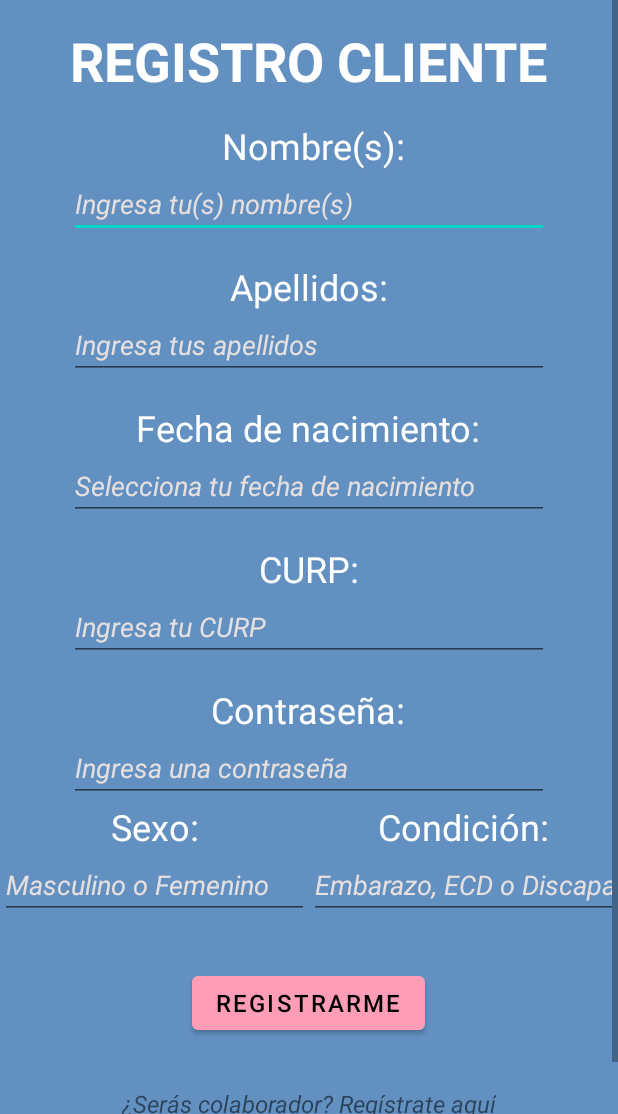
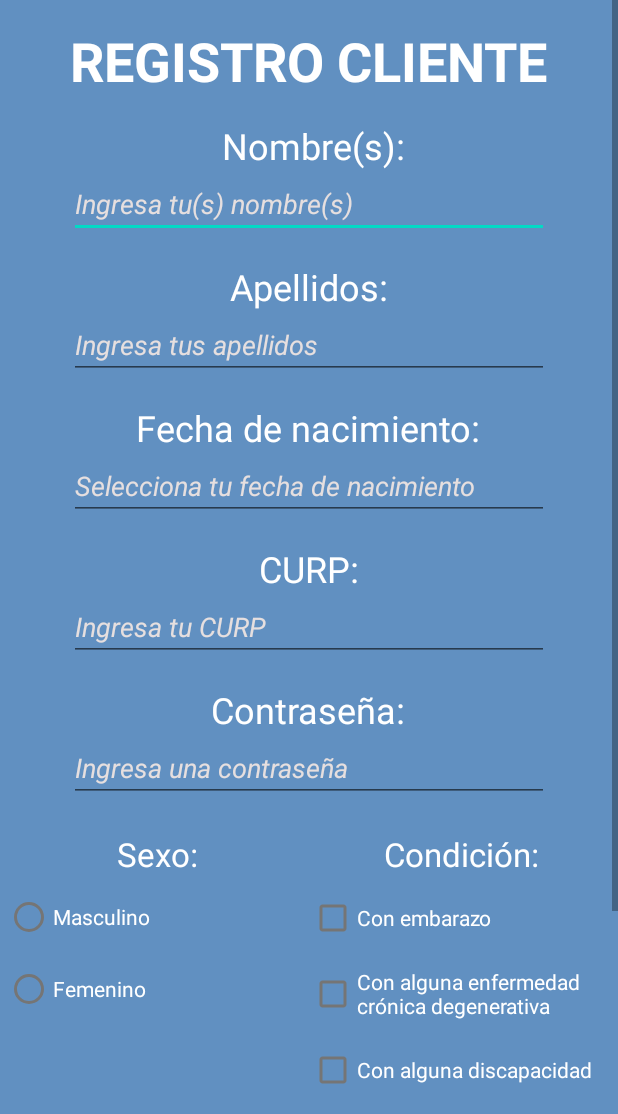
Before and after one commit to BenjaminCruz-A01747811/AppComedoresDIFAtizapan, an Android app: the fragment RegistroClienteFragment shown on its own in the app's theme, on a phone screen of 412 x 824 dp, the part 122-1236 px from its top. Run offline under Robolectric (Android 15) with nearby library versions, the phone set to English and light mode, and no system bars; our stand-ins replace Firebase (no records; nobody signed in at launch, a user with empty details on screens opened directly); 2 statements that could not run were skipped.

Commit message:
Cambios a la interfaz de Registro Cliente

```diff
--- a/app/src/main/java/mx/tec/bacc/appcomedoresdifatizapan/ui/interfaces/cliente/InicioClienteFragment.kt
+++ b/app/src/main/java/mx/tec/bacc/appcomedoresdifatizapan/ui/interfaces/cliente/InicioClienteFragment.kt
@@ -1,16 +1,23 @@
 package mx.tec.bacc.appcomedoresdifatizapan.ui.interfaces.cliente
 
+import android.content.Intent
 import android.os.Bundle
 import android.view.LayoutInflater
 import android.view.View
 import android.view.ViewGroup
 import android.widget.Button
+import android.widget.TextView
 import androidx.fragment.app.Fragment
+import androidx.navigation.Navigation.findNavController
+import androidx.navigation.fragment.findNavController
 import com.google.firebase.auth.FirebaseAuth
 import com.google.firebase.firestore.FirebaseFirestore
 import kotlinx.coroutines.runBlocking
 import kotlinx.coroutines.tasks.await
+import mx.tec.bacc.appcomedoresdifatizapan.R
 import mx.tec.bacc.appcomedoresdifatizapan.databinding.FragmentInicioClienteBinding
+import mx.tec.bacc.appcomedoresdifatizapan.databinding.FragmentRegistroClienteBinding
+import mx.tec.bacc.appcomedoresdifatizapan.databinding.FragmentRegistroColaboradorBinding
 import mx.tec.bacc.appcomedoresdifatizapan.ui.interfaces.cliente.Usuario
 
 class InicioClienteFragment: Fragment() {
@@ -81,6 +88,8 @@
         val etCurp = binding.edtCurp
         val etContra = binding.edtContra
         val bnIngreso: Button = binding.btnIngresar1
+        // Obtener el TextView
+        val tvRegCliente = binding.tvRegCliente
 
         bnIngreso.setOnClickListener {
             val curpString = etCurp.text.toString().trim()
@@ -107,6 +116,10 @@
                 }
         }
 
+        // Cambiar a Registro Cliente
+        tvRegCliente.setOnClickListener {
+            findNavController().navigate(R.id.nav_int_registro_cliente)
+        }
 
         return root
     }
--- a/app/src/main/res/layout/fragment_inicio_app.xml
+++ b/app/src/main/res/layout/fragment_inicio_app.xml
@@ -4,7 +4,8 @@
     xmlns:tools="http://schemas.android.com/tools"
     android:layout_width="match_parent"
     android:layout_height="match_parent"
-    android:background="@color/blue">
+    android:background="@color/blue"
+    android:theme="@style/Theme.AppComedoresDIFAtizapan.NoActionBar">
 
     <LinearLayout
         android:layout_width="match_parent"
@@ -44,7 +45,8 @@
             android:layout_marginTop="150dp"
             android:layout_marginBottom="4dp"
             android:background="@drawable/button_blue"
-            android:text="Cliente"/>
+            android:text="Cliente"
+            tools:ignore="HardcodedText,TextContrastCheck" />
 
         <Button
             android:id="@+id/btnColab"
@@ -53,7 +55,8 @@
             android:layout_gravity="center_horizontal"
             android:layout_marginTop="4dp"
             android:background="@drawable/button_purple"
-            android:text="Colaborador"/>
+            android:text="Colaborador"
+            tools:ignore="HardcodedText,TextContrastCheck" />
 
     </LinearLayout>
 </androidx.constraintlayout.widget.ConstraintLayout>
--- a/app/src/main/res/layout/fragment_inicio_cliente.xml
+++ b/app/src/main/res/layout/fragment_inicio_cliente.xml
@@ -5,7 +5,11 @@
     android:layout_width="match_parent"
     android:layout_height="match_parent"
     android:background="@color/blue"
-    >
+    android:theme="@style/Theme.AppComedoresDIFAtizapan.NoActionBar">
+
+    <ScrollView
+        android:layout_width="match_parent"
+        android:layout_height="match_parent">
 
         <LinearLayout
             android:layout_width="match_parent"
@@ -129,18 +133,26 @@
                 tools:ignore="HardcodedText" />
 
             <TextView
-            android:id="@+id/tvISColab"
+                android:id="@+id/tvRegCliente"
                 android:layout_width="wrap_content"
                 android:layout_height="wrap_content"
                 android:layout_gravity="center_horizontal"
                 android:layout_marginTop="56dp"
-            android:text="@string/colaborador"
+                android:text="¿Eres nuev@? Regístrate aquí."
+                android:clickable="true"
+                android:focusable="true"
+                android:onClick="ir_reg_cliente"
                 android:textSize="16sp"
                 android:textStyle="italic"
+                android:layout_marginBottom="32dp"
                 app:layout_constraintEnd_toEndOf="parent"
                 app:layout_constraintStart_toStartOf="parent"
                 app:layout_constraintTop_toBottomOf="@+id/button3"
                 tools:ignore="TextContrastCheck" />
 
         </LinearLayout>
+
+    </ScrollView>
+
+
 </androidx.coordinatorlayout.widget.CoordinatorLayout>
--- a/app/src/main/res/layout/fragment_inicio_colaborador.xml
+++ b/app/src/main/res/layout/fragment_inicio_colaborador.xml
@@ -5,6 +5,10 @@
     android:layout_width="match_parent"
     android:layout_height="match_parent"
     android:background="@color/blue_colab">
+
+    <ScrollView
+        android:layout_width="match_parent"
+        android:layout_height="match_parent">
 
         <LinearLayout
             android:layout_width="match_parent"
@@ -138,10 +142,14 @@
                 android:textSize="16sp"
                 android:textStyle="italic"
                 android:clickable="true"
-            android:onClick="Ir_al_registro"
+                android:onClick="Ir_reg_Colab"
+                android:layout_marginBottom="32dp"
                 app:layout_constraintEnd_toEndOf="parent"
                 app:layout_constraintStart_toStartOf="parent"
                 app:layout_constraintTop_toBottomOf="@+id/button3"/>
 
         </LinearLayout>
+
+    </ScrollView>
+
 </androidx.coordinatorlayout.widget.CoordinatorLayout>
--- a/app/src/main/res/layout/fragment_registro_cliente.xml
+++ b/app/src/main/res/layout/fragment_registro_cliente.xml
@@ -5,8 +5,7 @@
     xmlns:tools="http://schemas.android.com/tools"
     android:layout_width="match_parent"
     android:layout_height="match_parent"
-    android:background="@color/blue"
-    tools:context=".ui.qr.interfaces.RegistroClienteFragment">
+    android:background="@color/blue">
 
     <ScrollView
         android:layout_width="match_parent"
@@ -164,15 +163,13 @@
 
             <LinearLayout
                 android:id="@+id/linearLayout"
-                android:layout_width="match_parent"
-                android:layout_height="wrap_content"
-                android:baselineAligned="false"
-                android:orientation="horizontal"
-                tools:ignore="TextSizeCheck">
+                android:layout_width="405dp"
+                android:layout_height="204dp"
+                android:orientation="horizontal">
 
                 <LinearLayout
                     android:layout_width="match_parent"
-                    android:layout_height="wrap_content"
+                    android:layout_height="match_parent"
                     android:layout_weight="1"
                     android:orientation="vertical">
 
@@ -180,34 +177,39 @@
                         android:id="@+id/textView23"
                         android:layout_width="match_parent"
                         android:layout_height="wrap_content"
-                        android:layout_gravity="center_horizontal"
-                        android:layout_marginTop="0dp"
+                        android:layout_marginTop="20dp"
                         android:layout_weight="1"
                         android:text="Sexo:"
                         android:textAlignment="center"
                         android:textColor="#FFFFFF"
-                        android:textSize="24sp"
-                        tools:ignore="HardcodedText,NestedWeights" />
+                        android:textSize="22sp" />
 
-                    <EditText
-                        android:id="@+id/sexoET"
-                        android:layout_width="wrap_content"
-                        android:layout_height="wrap_content"
-                        android:ems="15"
-                        android:hint="Masculino o Femenino"
-                        android:importantForAutofill="no"
-                        android:inputType="text"
-                        android:textColorHint="@color/white2"
-                        android:textStyle="italic"
-                        tools:ignore="HardcodedText,TextContrastCheck,TouchTargetSizeCheck" />
+                    <RadioGroup
+                        android:layout_width="match_parent"
+                        android:layout_height="148dp"
+                        android:layout_weight="1">
 
+                        <RadioButton
+                            android:id="@+id/radioButton"
+                            android:layout_width="match_parent"
+                            android:layout_height="wrap_content"
+                            android:text="Masculino"
+                            android:textColor="@color/white"/>
+
+                        <RadioButton
+                            android:id="@+id/radioButton2"
+                            android:layout_width="match_parent"
+                            android:layout_height="wrap_content"
+                            android:text="Femenino"
+                            android:textColor="@color/white"/>
+                    </RadioGroup>
 
                 </LinearLayout>
 
                 <LinearLayout
                     android:layout_width="match_parent"
-                    android:layout_height="wrap_content"
-                    android:layout_marginTop="00dp"
+                    android:layout_height="match_parent"
+                    android:layout_marginTop="20dp"
                     android:layout_weight="1"
                     android:orientation="vertical">
 
@@ -215,25 +217,35 @@
                         android:id="@+id/textView24"
                         android:layout_width="match_parent"
                         android:layout_height="wrap_content"
-                        android:layout_marginTop="0dp"
                         android:layout_weight="1"
                         android:text="Condición:"
                         android:textAlignment="center"
                         android:textColor="#FFFFFF"
-                        android:textSize="24sp"
-                        tools:ignore="HardcodedText,NestedWeights" />
+                        android:textSize="22sp" />
 
-                    <EditText
-                        android:id="@+id/condicionET"
-                        android:layout_width="wrap_content"
+                    <CheckBox
+                        android:id="@+id/checkBox11"
+                        android:layout_width="match_parent"
                         android:layout_height="wrap_content"
-                        android:ems="15"
-                        android:hint="Embarazo, ECD o Discapacidad"
-                        android:importantForAutofill="no"
-                        android:inputType="text"
-                        android:textColorHint="@color/white2"
-                        android:textStyle="italic"
-                        tools:ignore="HardcodedText,TextContrastCheck,TouchTargetSizeCheck" />
+                        android:layout_weight="1"
+                        android:text="Con embarazo"
+                        android:textColor="@color/white"/>
+
+                    <CheckBox
+                        android:id="@+id/checkBox13"
+                        android:layout_width="match_parent"
+                        android:layout_height="wrap_content"
+                        android:layout_weight="1"
+                        android:text="Con alguna enfermedad crónica degenerativa"
+                        android:textColor="@color/white"/>
+
+                    <CheckBox
+                        android:id="@+id/checkBox12"
+                        android:layout_width="match_parent"
+                        android:layout_height="wrap_content"
+                        android:layout_weight="1"
+                        android:text="Con alguna discapacidad"
+                        android:textColor="@color/white"/>
                 </LinearLayout>
 
             </LinearLayout>
@@ -260,7 +272,7 @@
                 android:layout_height="wrap_content"
                 android:layout_gravity="center_horizontal"
                 android:layout_marginBottom="32dp"
-                android:text="@string/colaborador2"
+                android:text="¿Ya tienes una cuenta? Inicia sesión aquí"
                 android:textSize="16sp"
                 android:textStyle="italic"
                 app:layout_constraintEnd_toEndOf="parent"
--- a/app/src/main/res/navigation/mobile_navigation.xml
+++ b/app/src/main/res/navigation/mobile_navigation.xml
@@ -3,13 +3,15 @@
     xmlns:app="http://schemas.android.com/apk/res-auto"
     xmlns:tools="http://schemas.android.com/tools"
     android:id="@+id/navegacion_mobil"
-    app:startDestination="@id/nav_inicio_app">
+    app:startDestination="@id/nav_inicio_app"
+    >
 
 
     <fragment
         android:id="@+id/nav_inicio_app"
         android:name="mx.tec.bacc.appcomedoresdifatizapan.ui.interfaces.InicioAppFragment"
         android:label="Inicio App"
+        android:theme="@style/Theme.AppComedoresDIFAtizapan.NoActionBar"
         tools:layout="@layout/fragment_inicio_app"/>
 
     <fragment
--- a/app/src/main/res/values/themes.xml
+++ b/app/src/main/res/values/themes.xml
@@ -1,6 +1,6 @@
 <resources xmlns:tools="http://schemas.android.com/tools">
     <!-- Base application theme. -->
-    <style name="Theme.AppComedoresDIFAtizapan" parent="Theme.MaterialComponents.DayNight.DarkActionBar">
+    <style name="Theme.AppComedoresDIFAtizapan" parent="Theme.MaterialComponents.DayNight.NoActionBar">
         <!-- Primary brand color. -->
         <item name="colorPrimary">@color/pink_DIF</item>
         <item name="colorPrimaryVariant">@color/blue_DIF</item>
```
Lines whose indentation alone changed are shown as unchanged.
